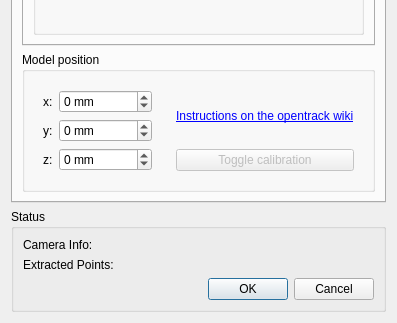
Before: the Qt Designer form tracker-pt/FTNoIR_PT_Controls.ui in opentrack/opentrack, drawn with Qt 5; both pictures show x 0 to 397 and y 269 to 592 of the 397 by 592 pixel window.
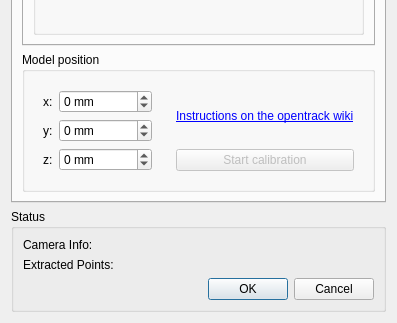
After: the same form once the commit is applied. The open tabs and pages were chosen to show the change. Icons and pictures are not drawn.

Commit message:
tracker/pt: make calibration less confusing in dialog
- change button text to "stop calibration" and "start calibration"
respectively.
- gray out the values while calibration is running
- run calibration at 10 Hz on a separate timer from dialog update

Issue: #416

What changed in the file:
```diff
--- a/tracker-pt/FTNoIR_PT_Controls.ui
+++ b/tracker-pt/FTNoIR_PT_Controls.ui
@@ -1074,7 +1074,7 @@
                 <bool>false</bool>
                </property>
                <property name="text">
-                <string>Toggle calibration</string>
+                <string>Start calibration</string>
                </property>
                <property name="checkable">
                 <bool>true</bool>
```
The commit also changes 2 other files.
